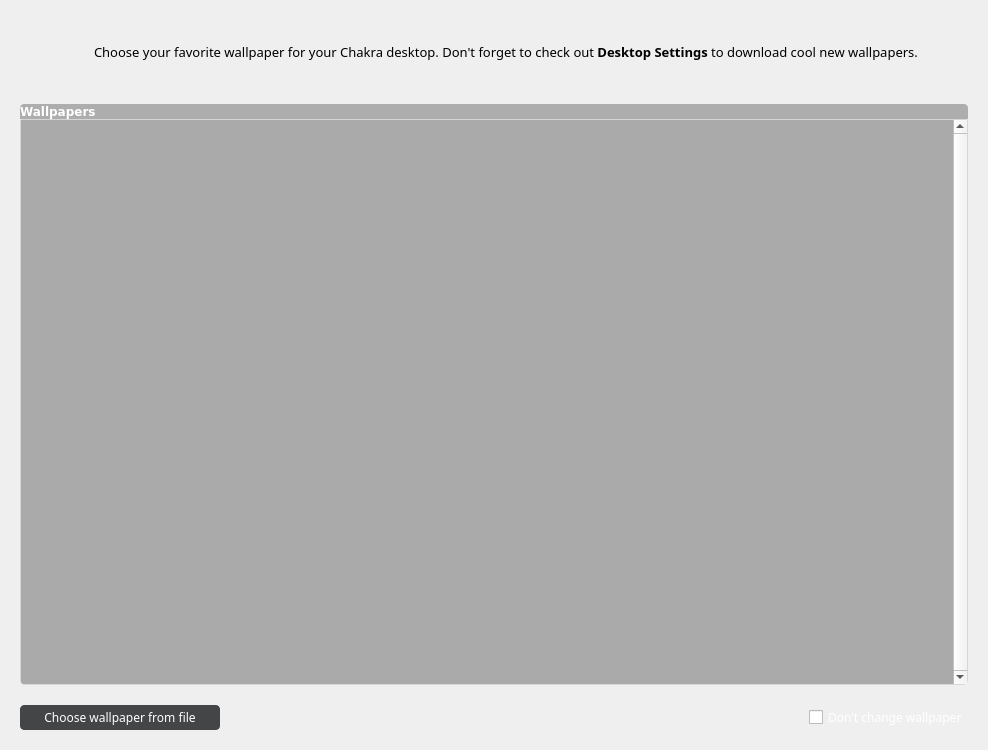
First picture: the form in ui/ui_scrWallpaper.ui, repository rshipp/kapudan, before the edit.
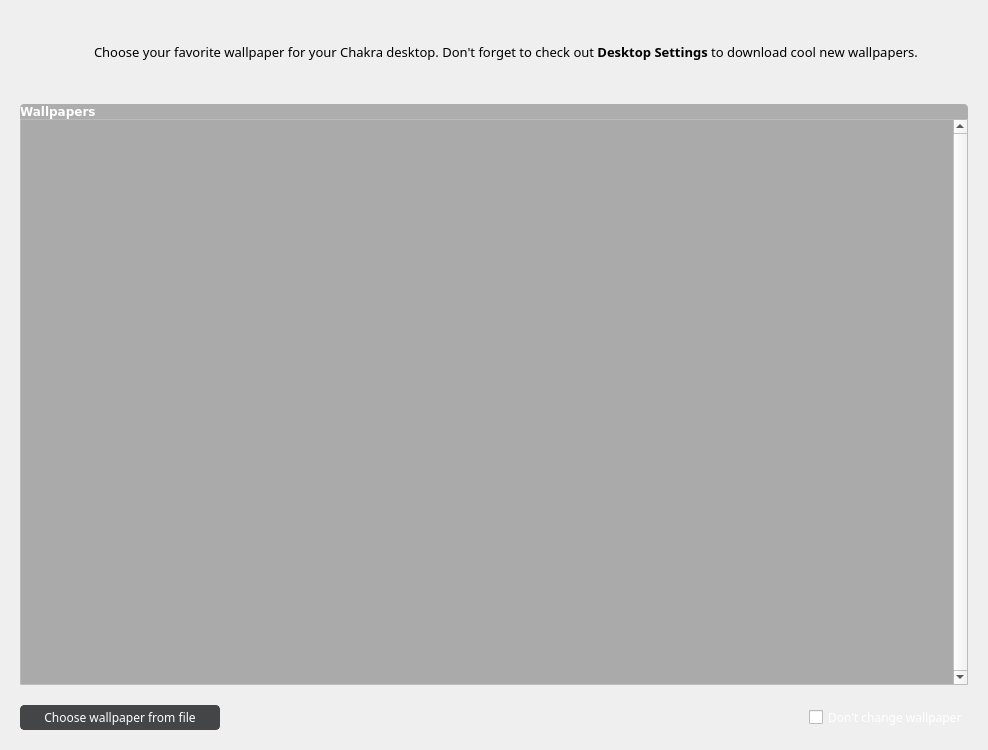
Second picture: the form after the edit. Icons and pictures are not drawn.

Commit message: Flat corners on bottom of groupboxes.

What changed in the file:
```diff
--- a/ui/ui_scrWallpaper.ui
+++ b/ui/ui_scrWallpaper.ui
@@ -14,15 +14,11 @@
    <string>Wallpaper</string>
   </property>
   <property name="styleSheet">
-   <string notr="true">
-QListWidget {
+   <string notr="true">QListWidget {
 	background-color: rgb(170, 170, 170);
 	border: 1px solid rgba(255,255,255,50);
-	border-bottom-left-radius: 4px;
-	border-bottom-right-radius: 4px;
 }
 
-
 QPushButton{
 	padding: 3px 10px 3px 10px;
 	color: white;
```
The commit also changes 9 other files.
